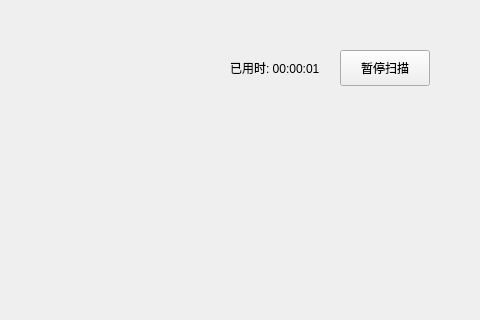
Qt form qt_360_safe/widget/horse2widget.ui (sadlong/360_safe) before a commit; both pictures show x 440 to 920 and y 0 to 320 of the 920 by 460 pixel window.
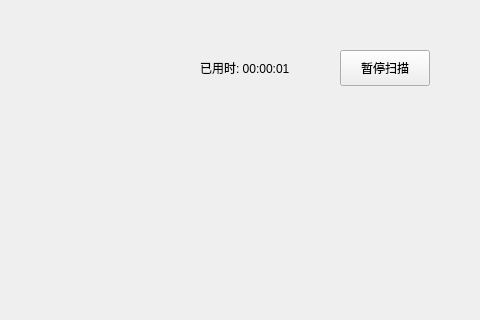
The same form after that commit. Custom widgets are drawn as their Qt base class.

```diff
--- a/qt_360_safe/widget/horse2widget.ui
+++ b/qt_360_safe/widget/horse2widget.ui
@@ -103,9 +103,9 @@
     <widget class="QLabel" name="timer">
      <property name="geometry">
       <rect>
-       <x>670</x>
+       <x>640</x>
        <y>60</y>
-       <width>111</width>
+       <width>141</width>
        <height>16</height>
       </rect>
      </property>
```
